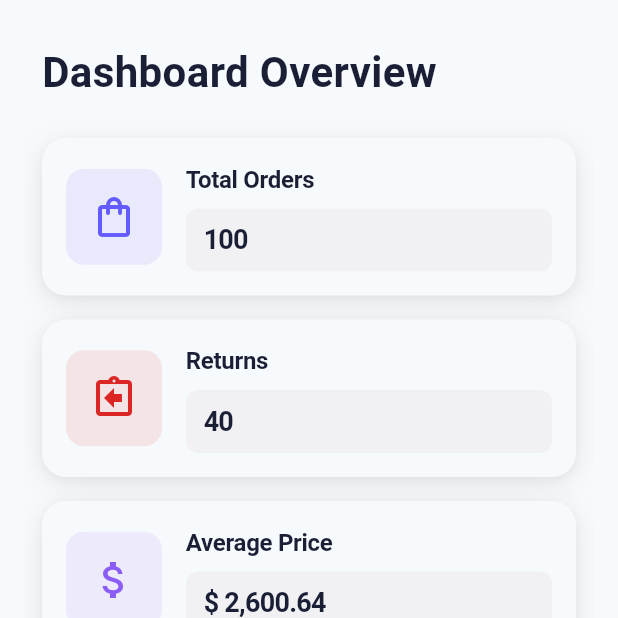
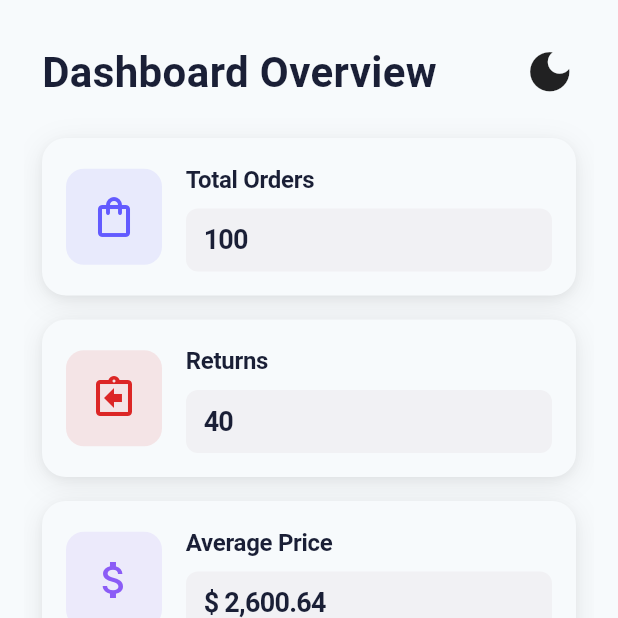
Before and after one commit to muhammadkh242/orders-explorer, a Flutter app: the screen it shows after launch, on a phone screen of 412 x 824 dp, the top half of it. Run offline on Flutter 3.47's test engine with Material 3 defaults, Android fonts, the light colour scheme and no system bars; our stand-ins replace fl_chart, flutter_riverpod, go_router, responsive_framework.

Commit message:
[add] theme switching functionality

```diff
--- /dev/null
+++ b/lib/base/di/base_injection.dart
@@ -0,0 +1,8 @@
+import 'package:flutter_riverpod/flutter_riverpod.dart';
+
+import '../domain/entities/theme_mode.dart';
+import '../helpers/theme_controller.dart';
+
+final themeProvider = StateNotifierProvider<ThemeController, AppThemeMode>((ref) {
+  return ThemeController();
+});
--- /dev/null
+++ b/lib/base/domain/entities/theme_mode.dart
@@ -0,0 +1,5 @@
+enum AppThemeMode {
+  light,
+  dark,
+  system,
+}
--- /dev/null
+++ b/lib/base/helpers/theme_controller.dart
@@ -0,0 +1,18 @@
+import 'package:flutter/material.dart';
+import 'package:flutter_riverpod/flutter_riverpod.dart';
+import '../domain/entities/theme_mode.dart';
+
+class ThemeController extends StateNotifier<AppThemeMode> {
+  ThemeController() : super(AppThemeMode.system);
+
+  void toggleTheme(BuildContext context) {
+    if (state == AppThemeMode.system) {
+      final isPlatformDark =
+          MediaQuery.platformBrightnessOf(context) == Brightness.dark;
+      state = isPlatformDark ? AppThemeMode.light : AppThemeMode.dark;
+    } else {
+      state =
+          state == AppThemeMode.light ? AppThemeMode.dark : AppThemeMode.light;
+    }
+  }
+}
--- a/lib/base/presentation/widgets/app_header.dart
+++ b/lib/base/presentation/widgets/app_header.dart
@@ -1,6 +1,7 @@
 import 'package:flutter/material.dart';
 import 'package:go_router/go_router.dart';
 import 'package:orders_explorer/base/helpers/widget_modifier.dart';
+import 'package:orders_explorer/base/presentation/widgets/theme_toggle_icon.dart';
 import '../../domain/entities/main_tab.dart';
 
 class AppHeader extends StatelessWidget implements PreferredSizeWidget {
@@ -28,8 +29,7 @@ class AppHeader extends StatelessWidget implements PreferredSizeWidget {
               child: SizedBox(
                 width: 160,
                 height: 60,
-                child:
-                    Image.asset("assets/images/logo.png").paddingVertical(8),
+                child: Image.asset("assets/images/logo.png").paddingVertical(8),
               ),
             ).paddingHorizontal(16),
             const Spacer(),
@@ -64,6 +64,7 @@ class AppHeader extends StatelessWidget implements PreferredSizeWidget {
             const SizedBox(
               width: 160,
               height: 60,
+              child: ThemeToggleIcon(),
             ).paddingHorizontal(16),
           ],
         ),
--- a/lib/base/presentation/widgets/screen_title.dart
+++ b/lib/base/presentation/widgets/screen_title.dart
@@ -1,4 +1,5 @@
 import 'package:flutter/material.dart';
+import 'package:orders_explorer/base/presentation/widgets/theme_toggle_icon.dart';
 
 class ScreenTitle extends StatelessWidget {
   const ScreenTitle({super.key, required this.title});
@@ -9,13 +10,19 @@ class ScreenTitle extends StatelessWidget {
   Widget build(BuildContext context) {
     final colorScheme = Theme.of(context).colorScheme;
 
-    return Text(
+    return Row(
+      mainAxisAlignment: MainAxisAlignment.spaceBetween,
+      children: [
+        Text(
           title,
           style: TextStyle(
             fontSize: 28,
             fontWeight: FontWeight.bold,
             color: colorScheme.onSurface,
           ),
+        ),
+        const ThemeToggleIcon(),
+      ],
     );
   }
 }
--- /dev/null
+++ b/lib/base/presentation/widgets/theme_toggle_icon.dart
@@ -0,0 +1,36 @@
+import 'package:flutter/material.dart';
+import 'package:flutter_riverpod/flutter_riverpod.dart';
+import 'package:orders_explorer/base/helpers/context_extension.dart';
+import 'package:orders_explorer/base/helpers/responsive_helper.dart';
+
+import '../../di/base_injection.dart';
+import '../../domain/entities/theme_mode.dart';
+
+class ThemeToggleIcon extends StatelessWidget {
+  const ThemeToggleIcon({super.key});
+
+  @override
+  Widget build(BuildContext context) {
+    return InkWell(
+      child: Consumer(
+        builder: (_, ref, __) {
+          final isPlatformLight =
+              MediaQuery.platformBrightnessOf(context) == Brightness.light;
+          final appThemeMode = ref.watch(themeProvider);
+          return Icon(
+            size: context.isMinimized ? 35 : 45,
+            switch (appThemeMode) {
+              AppThemeMode.light => Icons.dark_mode,
+              AppThemeMode.dark => Icons.light_mode,
+              AppThemeMode.system =>
+                isPlatformLight ? Icons.dark_mode : Icons.light_mode,
+            },
+          );
+        },
+      ),
+      onTap: () {
+        context.read(themeProvider.notifier).toggleTheme(context);
+      },
+    );
+  }
+}
--- a/lib/main.dart
+++ b/lib/main.dart
@@ -1,6 +1,8 @@
 import 'package:flutter/material.dart';
 import 'package:flutter_riverpod/flutter_riverpod.dart';
 import 'package:orders_explorer/app_routes_config.dart';
+import 'package:orders_explorer/base/di/base_injection.dart';
+import 'package:orders_explorer/base/domain/entities/theme_mode.dart';
 import 'package:orders_explorer/common/theme/app_color_scheme.dart';
 import 'package:orders_explorer/common/theme/app_theme.dart';
 import 'package:responsive_framework/responsive_framework.dart';
@@ -14,6 +16,9 @@ class MyApp extends StatelessWidget {
 
   @override
   Widget build(BuildContext context) {
+    return Consumer(
+      builder: (context, ref, __) {
+        final themeMode = ref.watch(themeProvider);
         return MaterialApp.router(
           debugShowCheckedModeBanner: false,
           routerConfig: router,
@@ -26,6 +31,11 @@ class MyApp extends StatelessWidget {
             ],
             child: child!,
           ),
+          themeMode: switch (themeMode) {
+            AppThemeMode.light => ThemeMode.light,
+            AppThemeMode.dark => ThemeMode.dark,
+            AppThemeMode.system => ThemeMode.system,
+          },
           theme: ThemeData(
             useMaterial3: true,
             colorScheme: AppTheme.light.colorScheme,
@@ -35,5 +45,7 @@ class MyApp extends StatelessWidget {
             colorScheme: AppTheme.dark.colorScheme,
           ),
         );
+      },
+    );
   }
 }
```
Lines whose indentation alone changed are shown as unchanged.
